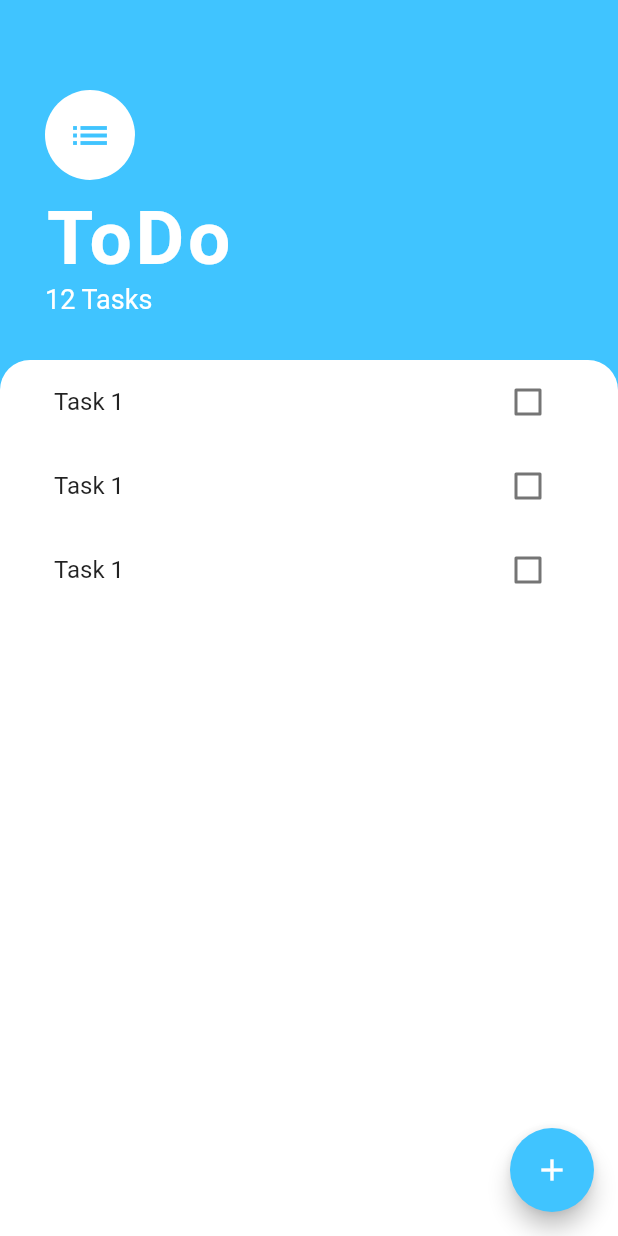
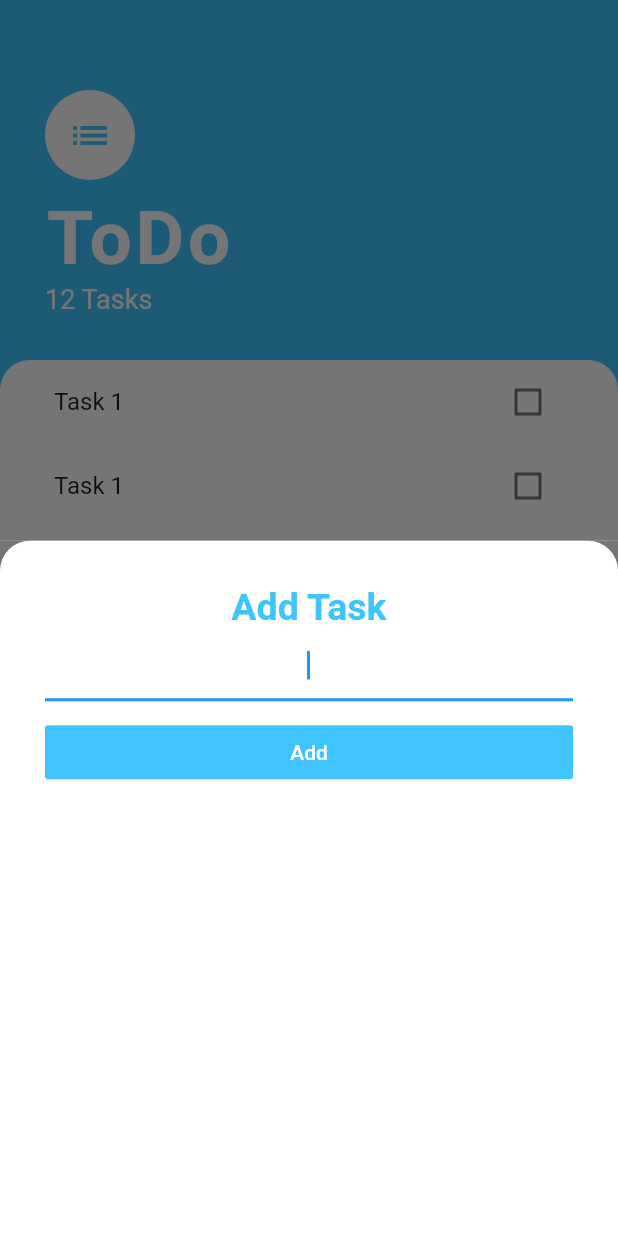
Before and after one commit to PratthamArora/todo_app, a Flutter app: the screen it shows after launch, after a tap on the "add" icon, on a phone screen of 412 x 824 dp. Run offline on Flutter 3.47's test engine with Material 2 defaults, Android fonts, the phone set to English and light mode, and no system bars.

```diff
--- /dev/null
+++ b/lib/views/add_task.dart
@@ -0,0 +1,46 @@
+import 'package:flutter/material.dart';
+
+class AddTask extends StatelessWidget {
+  @override
+  Widget build(BuildContext context) {
+    return Container(
+      color: Color(0xFF757575),
+      child: Container(
+        padding: EdgeInsets.all(30.0),
+        decoration: BoxDecoration(
+          color: Colors.white,
+          borderRadius: BorderRadius.only(
+            topLeft: Radius.circular(20.0),
+            topRight: Radius.circular(20.0),
+          ),
+        ),
+        child: Column(
+          crossAxisAlignment: CrossAxisAlignment.stretch,
+          children: <Widget>[
+            Text(
+              'Add Task',
+              textAlign: TextAlign.center,
+              style: TextStyle(
+                  color: Colors.lightBlueAccent,
+                  fontSize: 25.0,
+                  fontWeight: FontWeight.w600),
+            ),
+            TextField(
+              textAlign: TextAlign.center,
+              autofocus: true,
+            ),
+            SizedBox(
+              height: 10.0,
+            ),
+            FlatButton(
+              child: Text('Add'),
+              textColor: Colors.white,
+              color: Colors.lightBlueAccent,
+              onPressed: () {},
+            ),
+          ],
+        ),
+      ),
+    );
+  }
+}
--- a/lib/views/task_screen.dart
+++ b/lib/views/task_screen.dart
@@ -1,5 +1,6 @@
 import 'package:flutter/material.dart';
 import 'package:todoapp/widgets/task_list.dart';
+import 'add_task.dart';
 
 class TaskScreen extends StatelessWidget {
   @override
@@ -11,8 +12,14 @@ class TaskScreen extends StatelessWidget {
         child: Icon(
           Icons.add,
         ),
-        onPressed: () {},
+        onPressed: () {
+          showModalBottomSheet(
+            context: context,
+            builder: (context) => AddTask(),
+          );
+        },
       ),
+      floatingActionButtonLocation: FloatingActionButtonLocation.endFloat,
       body: Column(
         crossAxisAlignment: CrossAxisAlignment.start,
         children: <Widget>[
```
